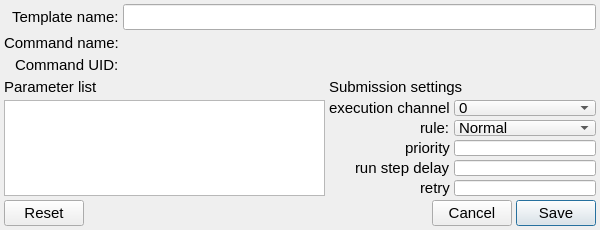
Qt form ccs/node/control_unit/ControlUnitCommandTemplateEditor.ui (bisegni/chaosframework) before a commit.
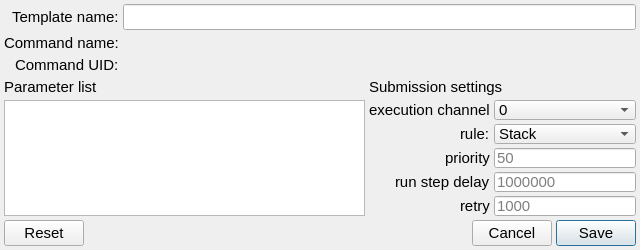
The same form after that commit.

Commit message: finalized the editing of a template. Now the command description are also added under the node data access

What changed in the file:
```diff
--- a/ccs/node/control_unit/ControlUnitCommandTemplateEditor.ui
+++ b/ccs/node/control_unit/ControlUnitCommandTemplateEditor.ui
@@ -1,25 +1,25 @@
 <?xml version="1.0" encoding="UTF-8"?>
 <ui version="4.0">
  <class>ControlUnitCommandTemplateEditor</class>
- <widget class="QDialog" name="ControlUnitCommandTemplateEditor">
+ <widget class="QWidget" name="ControlUnitCommandTemplateEditor">
   <property name="geometry">
    <rect>
     <x>0</x>
     <y>0</y>
-    <width>600</width>
-    <height>230</height>
+    <width>640</width>
+    <height>250</height>
    </rect>
   </property>
+  <property name="sizePolicy">
+   <sizepolicy hsizetype="Minimum" vsizetype="Minimum">
+    <horstretch>0</horstretch>
+    <verstretch>0</verstretch>
+   </sizepolicy>
+  </property>
   <property name="minimumSize">
    <size>
-    <width>600</width>
-    <height>230</height>
-   </size>
-  </property>
-  <property name="maximumSize">
-   <size>
-    <width>65535</width>
-    <height>230</height>
+    <width>640</width>
+    <height>250</height>
    </size>
   </property>
   <property name="font">
@@ -30,7 +30,7 @@
   <property name="windowTitle">
    <string>Dialog</string>
   </property>
-  <layout class="QVBoxLayout" name="verticalLayout">
+  <layout class="QVBoxLayout" name="verticalLayout" stretch="0,1,0">
    <property name="spacing">
     <number>4</number>
    </property>
@@ -183,12 +183,25 @@
       </layout>
      </item>
      <item>
-      <layout class="QVBoxLayout" name="verticalLayout_10" stretch="0,1">
+      <layout class="QVBoxLayout" name="verticalLayout_12" stretch="0,0,1">
        <property name="spacing">
         <number>4</number>
        </property>
        <item>
-        <widget class="QLabel" name="label_11">
+        <spacer name="verticalSpacer">
+         <property name="orientation">
+          <enum>Qt::Vertical</enum>
+         </property>
+         <property name="sizeHint" stdset="0">
+          <size>
+           <width>20</width>
+           <height>40</height>
+          </size>
+         </property>
+        </spacer>
+       </item>
+       <item>
+        <widget class="QLabel" name="label_17">
          <property name="font">
           <font>
            <pointsize>11</pointsize>
@@ -206,6 +219,11 @@
          </property>
          <item row="3" column="1">
           <widget class="QLineEdit" name="lineEditSubmissionRunStepDelay">
+           <property name="font">
+            <font>
+             <pointsize>11</pointsize>
+            </font>
+           </property>
            <property name="toolTip">
             <string>Is the delay to whait for schedule the next run step(0-60000000 us)</string>
            </property>
@@ -216,12 +234,17 @@
             <string>Run Step delay</string>
            </property>
            <property name="placeholderText">
-            <string/>
+            <string>1000000</string>
            </property>
           </widget>
          </item>
          <item row="0" column="1">
           <widget class="QComboBox" name="comboBoxSubmissionExecutionChannel">
+           <property name="font">
+            <font>
+             <pointsize>11</pointsize>
+            </font>
+           </property>
            <property name="toolTip">
             <string>The channel where run the command</string>
            </property>
@@ -237,6 +260,11 @@
          </item>
          <item row="4" column="1">
           <widget class="QLineEdit" name="lineEditSubmissionRetry">
+           <property name="font">
+            <font>
+             <pointsize>11</pointsize>
+            </font>
+           </property>
            <property name="toolTip">
             <string>Is the delay to whait for retry to submit this command(0-1000000 us)</string>
            </property>
@@ -247,12 +275,17 @@
             <string>Submission Retry</string>
            </property>
            <property name="placeholderText">
-            <string/>
+            <string>1000</string>
            </property>
           </widget>
          </item>
          <item row="3" column="0" alignment="Qt::AlignRight">
-          <widget class="QLabel" name="label_13">
+          <widget class="QLabel" name="label_18">
+           <property name="font">
+            <font>
+             <pointsize>11</pointsize>
+            </font>
+           </property>
            <property name="text">
             <string>run step delay</string>
            </property>
@@ -260,6 +293,11 @@
          </item>
          <item row="2" column="1">
           <widget class="QLineEdit" name="lineEditSubmissionPriority">
+           <property name="font">
+            <font>
+             <pointsize>11</pointsize>
+            </font>
+           </property>
            <property name="toolTip">
             <string>Is the priority within the command queue (0-100)</string>
            </property>
@@ -270,36 +308,56 @@
             <string>Priority Value</string>
            </property>
            <property name="placeholderText">
-            <string/>
+            <string>50</string>
            </property>
            <property name="clearButtonEnabled">
-            <bool>true</bool>
+            <bool>false</bool>
            </property>
           </widget>
          </item>
          <item row="0" column="0" alignment="Qt::AlignRight|Qt::AlignVCenter">
-          <widget class="QLabel" name="label_9">
+          <widget class="QLabel" name="label_19">
+           <property name="font">
+            <font>
+             <pointsize>11</pointsize>
+            </font>
+           </property>
            <property name="text">
             <string>execution channel</string>
            </property>
           </widget>
          </item>
          <item row="4" column="0" alignment="Qt::AlignRight">
-          <widget class="QLabel" name="label_14">
+          <widget class="QLabel" name="label_20">
+           <property name="font">
+            <font>
+             <pointsize>11</pointsize>
+            </font>
+           </property>
            <property name="text">
             <string>retry</string>
            </property>
           </widget>
          </item>
          <item row="2" column="0" alignment="Qt::AlignRight">
-          <widget class="QLabel" name="label_12">
+          <widget class="QLabel" name="label_21">
+           <property name="font">
+            <font>
+             <pointsize>11</pointsize>
+            </font>
+           </property>
            <property name="text">
             <string>priority</string>
            </property>
           </widget>
          </item>
          <item row="1" column="0" alignment="Qt::AlignRight">
-          <widget class="QLabel" name="label_15">
+          <widget class="QLabel" name="label_22">
+           <property name="font">
+            <font>
+             <pointsize>11</pointsize>
+            </font>
+           </property>
            <property name="text">
             <string>rule:</string>
            </property>
@@ -307,17 +365,17 @@
          </item>
          <item row="1" column="1">
           <widget class="QComboBox" name="comboBoxSubmissionRule">
+           <property name="font">
+            <font>
+             <pointsize>11</pointsize>
+            </font>
+           </property>
            <property name="toolTip">
             <string>The submission rule</string>
            </property>
            <property name="statusTip">
             <string/>
            </property>
-           <item>
-            <property name="text">
-             <string>Normal</string>
-            </property>
-           </item>
            <item>
             <property name="text">
              <string>Stack</string>
```
Left out of the diff: 38 changed lines with no effect on the pictures. The commit also changes 27 other files.
